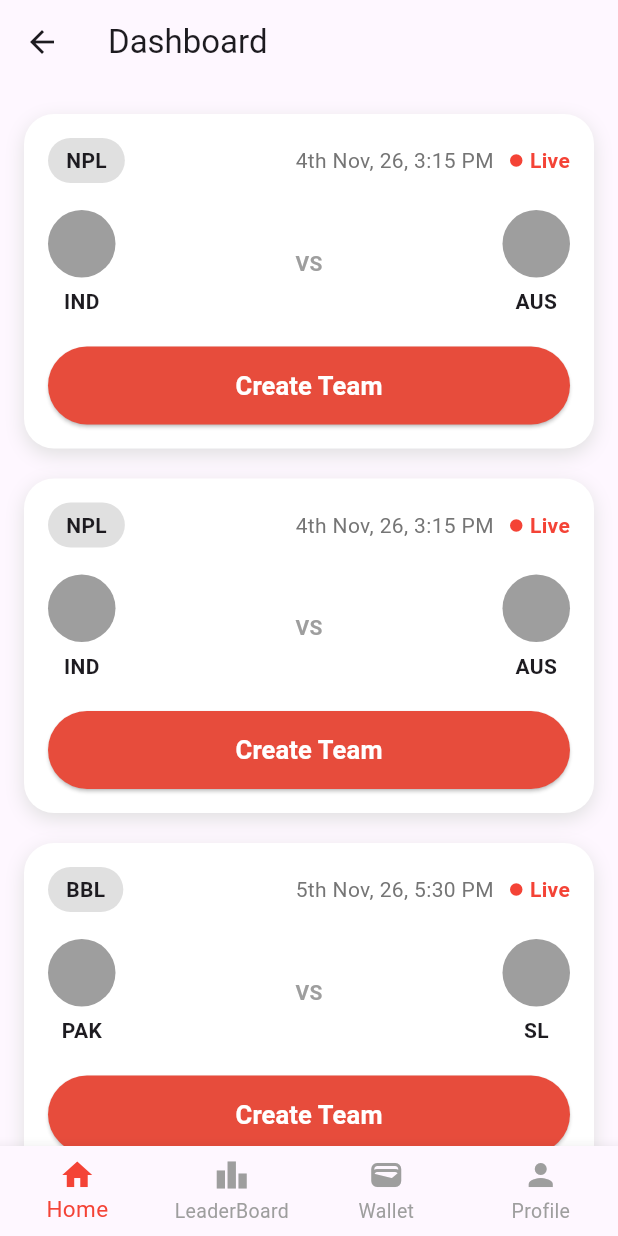
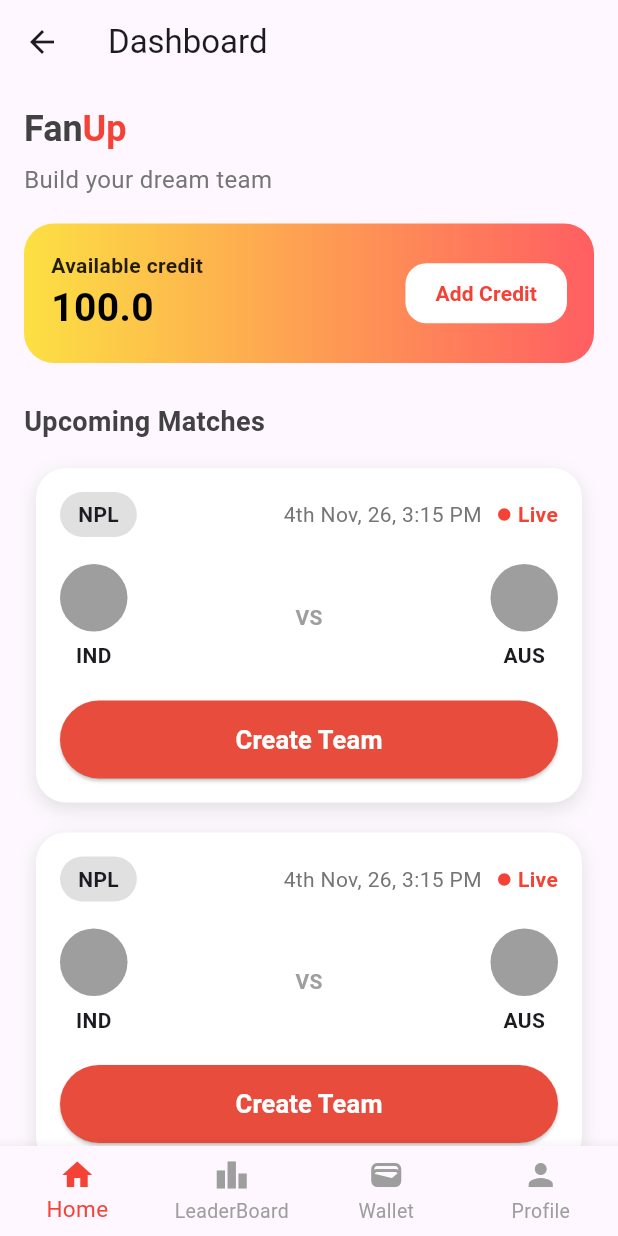
Before and after one commit to Roshan10k/fanup, a Flutter app: the DashboardScreen screen opened directly, on a phone screen of 412 x 824 dp. Run offline on Flutter 3.47's test engine with Material 3 defaults, Android fonts, the phone set to English and light mode, and no system bars; our stand-ins replace font_awesome_flutter; Roboto replaces fonts that are missing (Poppins-Bold, Poppins-Regular, Poppins-SemiBold).

Commit message:
creating balance card widget and using it in dashboard

```diff
--- a/lib/screens/dashboard_screen.dart
+++ b/lib/screens/dashboard_screen.dart
@@ -1,6 +1,6 @@
+import 'package:fanup/widgets/balance_card_widget.dart';
 import 'package:fanup/widgets/match_card_widget.dart';
 import 'package:flutter/material.dart';
-
 
 class DashboardScreen extends StatelessWidget {
   const DashboardScreen({super.key});
@@ -8,28 +8,17 @@ class DashboardScreen extends StatelessWidget {
   @override
   Widget build(BuildContext context) {
     return Scaffold(
-      appBar: AppBar(
-        title: const Text('Dashboard'),
-      ),
+      appBar: AppBar(title: const Text('Dashboard')),
       bottomNavigationBar: BottomNavigationBar(
         type: BottomNavigationBarType.fixed,
         items: const [
-          BottomNavigationBarItem(
-            icon: Icon(Icons.home),
-            label: 'Home',
-          ),
+          BottomNavigationBarItem(icon: Icon(Icons.home), label: 'Home'),
           BottomNavigationBarItem(
             icon: Icon(Icons.leaderboard),
             label: 'LeaderBoard',
           ),
-          BottomNavigationBarItem(
-            icon: Icon(Icons.wallet),
-            label: 'Wallet',
-          ),
-          BottomNavigationBarItem(
-            icon: Icon(Icons.person),
-            label: 'Profile',
-          ),
+          BottomNavigationBarItem(icon: Icon(Icons.wallet), label: 'Wallet'),
+          BottomNavigationBarItem(icon: Icon(Icons.person), label: 'Profile'),
         ],
         unselectedItemColor: Colors.grey,
         selectedItemColor: Colors.red,
@@ -43,9 +32,74 @@ class DashboardScreen extends StatelessWidget {
         ),
       ),
       body: SingleChildScrollView(
+        child: Padding(
+          padding: const EdgeInsets.all(8.0),
           child: Column(
+            crossAxisAlignment: CrossAxisAlignment.start,
             children: [
+              Padding(
+                padding: const EdgeInsets.all(8.0),
+                child: RichText(
+                  text: TextSpan(
+                    children: [
+                      TextSpan(
+                        text: "Fan",
+                        style: TextStyle(
+                          fontSize: 24,
+                          color: Colors.grey.shade800,
+                          fontFamily: "Poppins-SemiBold",
+                          fontWeight: FontWeight.bold,
+                        ),
+                      ),
+                      const TextSpan(
+                        text: "Up",
+                        style: TextStyle(
+                          fontSize: 24,
+                          color: Colors.red,
+                          fontFamily: "Poppins-Bold",
+                          fontWeight: FontWeight.bold,
+                        ),
+                      ),
+                    ],
+                  ),
+                ),
+              ),
+              Padding(
+                padding: const EdgeInsetsGeometry.only(left: 8.0),
+                child: Text(
+                  "Build your dream team",
+                  style: TextStyle(
+                    fontSize: 16,
+                    color: Colors.grey.shade600,
+                    fontFamily: "Poppins-Regular",
+                  ),
+                ),
+              ),
               const SizedBox(height: 10),
+
+              Padding(
+                padding: const EdgeInsets.all(8.0),
+                child: BalanceCardWidget(
+                  credit: 100.0,
+                  onAddCredit: () {
+                    // Your action
+                  },
+                ),
+              ),
+              const SizedBox(height: 10),
+              Padding(
+                padding: const EdgeInsets.all(8.0),
+                child: Text(
+                  'Upcoming Matches',
+                  textAlign: TextAlign.start,
+                  style: TextStyle(
+                    fontSize: 18,
+                    fontWeight: FontWeight.bold,
+                    color: Colors.grey.shade800,
+                  ),
+                ),
+              ),
+
               MatchCard(
                 league: "NPL",
                 dateTime: "4th Nov, 26, 3:15 PM",
@@ -71,6 +125,7 @@ class DashboardScreen extends StatelessWidget {
             ],
           ),
         ),
+      ),
     );
   }
 }
--- /dev/null
+++ b/lib/widgets/balance_card_widget.dart
@@ -0,0 +1,78 @@
+import 'package:flutter/material.dart';
+
+class BalanceCardWidget extends StatelessWidget {
+  final double credit;
+  final VoidCallback onAddCredit;
+
+  const BalanceCardWidget({
+    super.key,
+    required this.credit,
+    required this.onAddCredit,
+  });
+
+  @override
+  Widget build(BuildContext context) {
+    return Container(
+      padding: const EdgeInsets.all(18),
+      decoration: BoxDecoration(
+        borderRadius: BorderRadius.circular(20),
+        gradient: const LinearGradient(
+          colors: [
+            Color(0xFFFCE043),
+            Color(0xFFFF5E62),
+          ],
+          begin: Alignment.centerLeft,
+          end: Alignment.centerRight,
+        ),
+      ),
+      child: Row(
+        mainAxisAlignment: MainAxisAlignment.spaceBetween,
+        children: [
+          Column(
+            crossAxisAlignment: CrossAxisAlignment.start,
+            children: [
+              const Text(
+                "Available credit",
+                style: TextStyle(
+                  fontSize: 14,
+                  color: Colors.black87,
+                  fontWeight: FontWeight.w600,
+                ),
+              ),
+              Text(
+                credit.toStringAsFixed(1),
+                style: const TextStyle(
+                  fontSize: 26,
+                  fontWeight: FontWeight.bold,
+                  color: Colors.black,
+                ),
+              ),
+            ],
+          ),
+
+          // Add Credit Button
+          TextButton(
+            onPressed: onAddCredit,
+            style: TextButton.styleFrom(
+              backgroundColor: Colors.white,
+              padding: const EdgeInsets.symmetric(
+                horizontal: 20,
+                vertical: 10,
+              ),
+              shape: RoundedRectangleBorder(
+                borderRadius: BorderRadius.circular(14),
+              ),
+            ),
+            child: const Text(
+              "Add Credit",
+              style: TextStyle(
+                color: Colors.red,
+                fontWeight: FontWeight.bold,
+              ),
+            ),
+          ),
+        ],
+      ),
+    );
+  }
+}
```
Also changed, not shown: lib/widgets/match_card_widget.dart (+8 -21 lines). Lines whose indentation alone changed are shown as unchanged.
